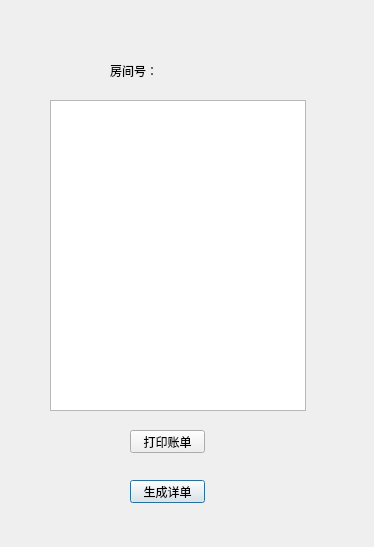
Above: ManagerClient/invoicepage.ui from starsload/46572020 before the change. Below: the same form after it.
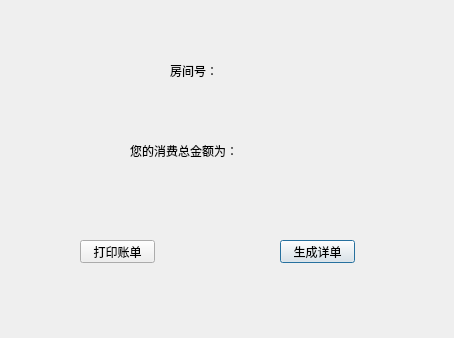
That is the form after the change.

```diff
--- a/ManagerClient/invoicepage.ui
+++ b/ManagerClient/invoicepage.ui
@@ -6,8 +6,8 @@
    <rect>
     <x>0</x>
     <y>0</y>
-    <width>374</width>
-    <height>547</height>
+    <width>454</width>
+    <height>338</height>
    </rect>
   </property>
   <property name="windowTitle">
@@ -16,7 +16,7 @@
   <widget class="QLabel" name="label">
    <property name="geometry">
     <rect>
-     <x>110</x>
+     <x>170</x>
      <y>60</y>
      <width>51</width>
      <height>21</height>
@@ -29,8 +29,8 @@
   <widget class="QPushButton" name="CreateDR">
    <property name="geometry">
     <rect>
-     <x>130</x>
-     <y>480</y>
+     <x>280</x>
+     <y>240</y>
      <width>75</width>
      <height>23</height>
     </rect>
@@ -39,21 +39,11 @@
     <string>生成详单</string>
    </property>
   </widget>
-  <widget class="QTextBrowser" name="textBrowser">
-   <property name="geometry">
-    <rect>
-     <x>50</x>
-     <y>100</y>
-     <width>256</width>
-     <height>311</height>
-    </rect>
-   </property>
-  </widget>
   <widget class="QPushButton" name="Print">
    <property name="geometry">
     <rect>
-     <x>130</x>
-     <y>430</y>
+     <x>80</x>
+     <y>240</y>
      <width>75</width>
      <height>23</height>
     </rect>
@@ -65,7 +55,7 @@
   <widget class="QLabel" name="ID">
    <property name="geometry">
     <rect>
-     <x>160</x>
+     <x>220</x>
      <y>60</y>
      <width>81</width>
      <height>21</height>
@@ -75,6 +65,32 @@
     <string/>
    </property>
   </widget>
+  <widget class="QLabel" name="label_2">
+   <property name="geometry">
+    <rect>
+     <x>130</x>
+     <y>140</y>
+     <width>111</width>
+     <height>21</height>
+    </rect>
+   </property>
+   <property name="text">
+    <string>您的消费总金额为：</string>
+   </property>
+  </widget>
+  <widget class="QLabel" name="lab_totalFee">
+   <property name="geometry">
+    <rect>
+     <x>240</x>
+     <y>140</y>
+     <width>41</width>
+     <height>21</height>
+    </rect>
+   </property>
+   <property name="text">
+    <string/>
+   </property>
+  </widget>
  </widget>
  <resources/>
  <connections/>
```
